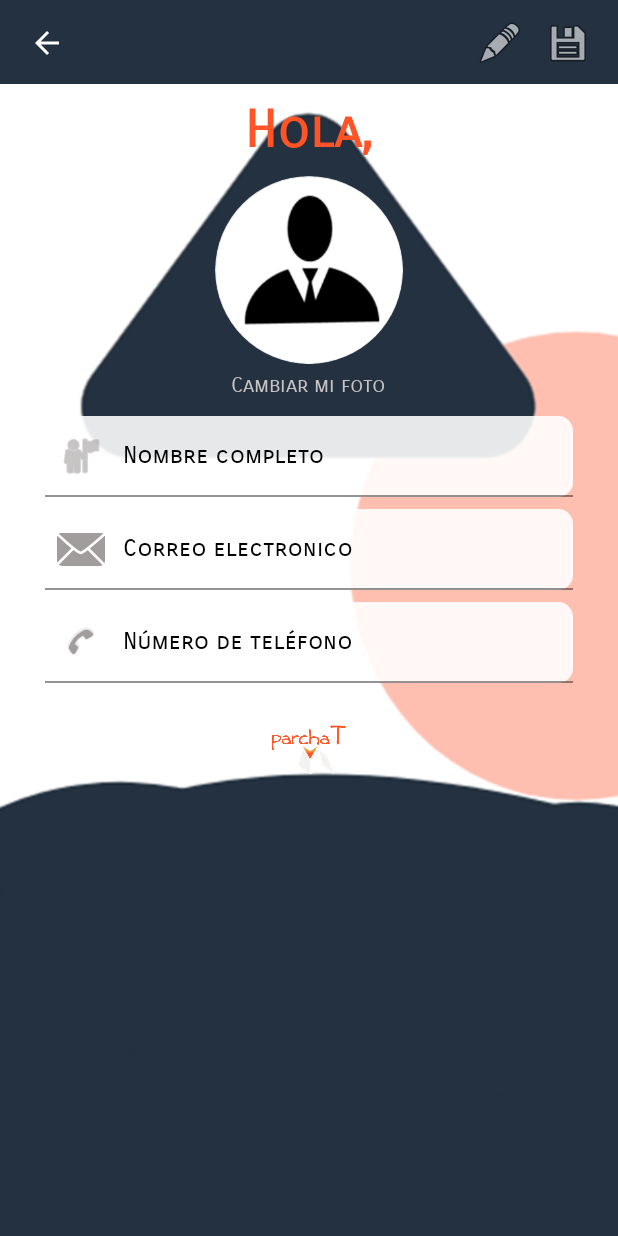
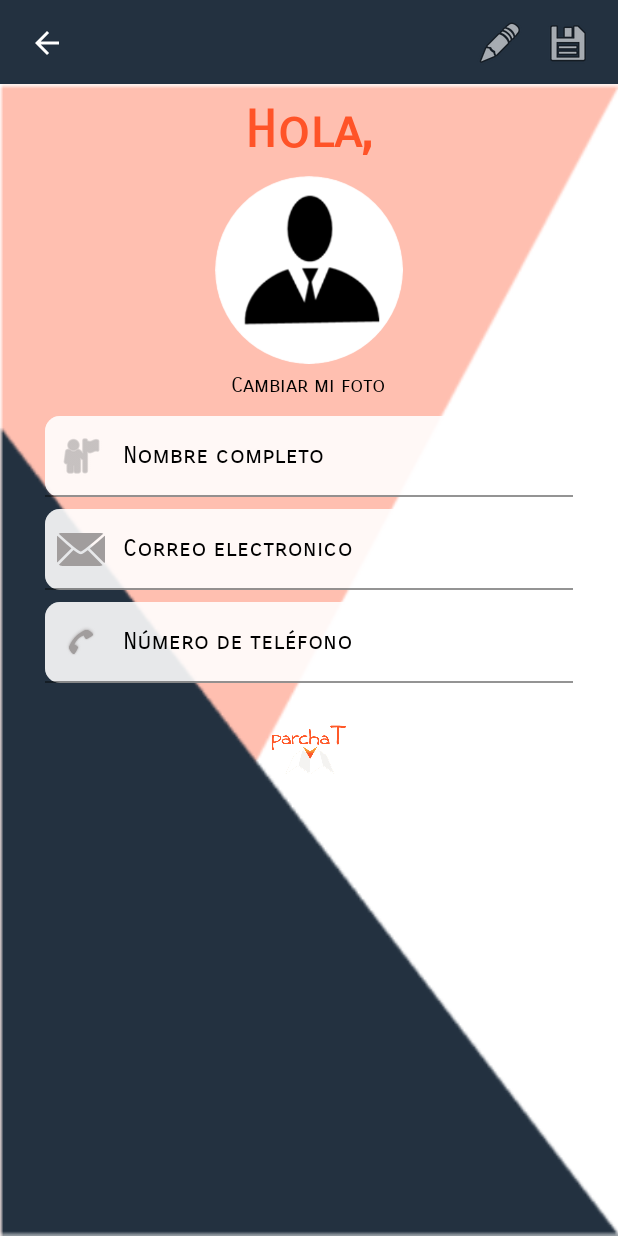
Before and after one commit to daveloper32/parchaT, an Android app: the PerfilUsuario screen opened directly, with no data from a screen before it, on a phone screen of 412 x 824 dp. Run offline under Robolectric (Android 15) with nearby library versions, the phone set to English and light mode, and no system bars; our stand-ins replace CircleImageView, Firebase (no records; nobody signed in at launch, a user with empty details on screens opened directly); pictures from the network do not load.

Commit message:
Modificación de fondos

```diff
--- a/app/src/main/java/com/developers/parchat/view/perfil_usuario/PerfilUsuario.java
+++ b/app/src/main/java/com/developers/parchat/view/perfil_usuario/PerfilUsuario.java
@@ -30,6 +30,8 @@ import com.developers.parchat.model.entity.Usuario;
 import com.developers.parchat.view.main.MainActivity;
 import com.google.android.gms.tasks.OnSuccessListener;
 import com.google.android.gms.tasks.Task;
+import com.google.firebase.auth.FirebaseAuth;
+import com.google.firebase.auth.FirebaseUser;
 import com.google.firebase.storage.FirebaseStorage;
 import com.google.firebase.storage.StorageReference;
 import com.google.firebase.storage.UploadTask;
@@ -49,12 +51,13 @@ public class PerfilUsuario extends AppCompatActivity implements PerfilUsuarioMVP
 
     private String nombreUsuario, email, numero;
 
-    private StorageReference ReferenciaDeAlmacenamiento;
     //Creacion de carpeta en el storage de firebase
-    private String RutaDeAlmacenamiento = "FotosDePerfil/*";
+    private String RutaDeAlmacenamiento = "FotosDePerfil/";
     private String PICTURE_NAME = "imagen.jpg";
     private FirebaseStorage storage;
     private StorageReference referenciaStorage;
+    private FirebaseUser usuarioActual;
+    private String IdUsuario;
 
     /*PERMISOS*/
     private static final int CODIGO_DE_SOLICITUD_DE_ALMACENAMIENTO = 200;
@@ -97,6 +100,8 @@ public class PerfilUsuario extends AppCompatActivity implements PerfilUsuarioMVP
 
         storage = FirebaseStorage.getInstance();
         referenciaStorage = storage.getReference();
+        usuarioActual = FirebaseAuth.getInstance().getCurrentUser();
+        IdUsuario = usuarioActual.getUid();
 
         // Listeners
         imgB_perfUsuario_volver.setOnClickListener(this);
@@ -360,12 +365,12 @@ public class PerfilUsuario extends AppCompatActivity implements PerfilUsuarioMVP
 
     @Override
     protected void onActivityResult(int requestCode, int resultCode, @Nullable Intent data) {
-        super.onActivityResult(requestCode, resultCode, data);
 
         if (requestCode == 1 && resultCode == RESULT_OK) {
             Bundle extras = data.getExtras();
             Bitmap imgBitmap = (Bitmap) extras.get("data");
             imgV_perfUsuario_fotoUsuario.setImageBitmap(imgBitmap);
+
         }
 
         if (resultCode == RESULT_OK) {
@@ -374,6 +379,7 @@ public class PerfilUsuario extends AppCompatActivity implements PerfilUsuarioMVP
                 subirFoto(imagen_uri);
             }
         }
+
         super.onActivityResult(requestCode, resultCode, data);
 
 
@@ -381,7 +387,7 @@ public class PerfilUsuario extends AppCompatActivity implements PerfilUsuarioMVP
 
     private void subirFoto(Uri imagen_uri) {
 
-        String rutaArchivo = RutaDeAlmacenamiento + "" + PICTURE_NAME;
+        String rutaArchivo = RutaDeAlmacenamiento + "" + IdUsuario;
         StorageReference storageReference = referenciaStorage.child(rutaArchivo);
         storageReference.putFile(imagen_uri).addOnSuccessListener(new OnSuccessListener<UploadTask.TaskSnapshot>() {
             @Override
--- a/app/src/main/res/layout/activity_perfil_usuario.xml
+++ b/app/src/main/res/layout/activity_perfil_usuario.xml
@@ -17,7 +17,7 @@
         android:id="@+id/linearLayout"
         android:layout_width="match_parent"
         android:layout_height="0dp"
-        android:background="@drawable/ic_fondo_passwordrecovery"
+        android:background="@drawable/ic_fondo_perfil"
         android:orientation="vertical"
         app:layout_constraintBottom_toBottomOf="parent"
         app:layout_constraintEnd_toEndOf="parent"
@@ -68,7 +68,7 @@
                     android:fontFamily="sans-serif-smallcaps"
                     android:enabled="false"
                     android:text="@string/tV_perfUsuario_cambiarFoto"
-                    android:textColor="#C8C4C4" />
+                    android:textColor="#000000" />
 
                 <com.google.android.material.textfield.TextInputLayout
 
--- a/app/src/main/res/layout/activity_recuperar_password.xml
+++ b/app/src/main/res/layout/activity_recuperar_password.xml
@@ -38,7 +38,7 @@
                 android:layout_marginTop="30dp"
                 android:fontFamily="sans-serif-smallcaps"
                 android:text="@string/tV_passRe_rePassword"
-                android:textColor="#233140"
+                android:textColor="#ffffff"
                 android:textSize="28sp"
                 android:textStyle="bold" />
 
@@ -54,7 +54,7 @@
                 android:fontFamily="sans-serif-smallcaps"
                 android:gravity="center"
                 android:text="@string/tV_passRe_ingCorreo"
-                android:textColor="#233140"
+                android:textColor="#ffffff"
                 android:textSize="16sp" />
 
             <com.google.android.material.textfield.TextInputLayout
--- a/app/src/main/res/layout/header_menu_activity_main.xml
+++ b/app/src/main/res/layout/header_menu_activity_main.xml
@@ -31,7 +31,7 @@
             android:foregroundGravity="center_horizontal"
             android:gravity="center_horizontal"
             android:text="@string/tV_ActivityMain_nomUsuario"
-            android:textColor="#FFFFFF"
+            android:textColor="#000000"
             android:textSize="20sp" />
 
         <TextView
@@ -43,7 +43,7 @@
             android:foregroundGravity="center_horizontal"
             android:gravity="center_horizontal"
             android:text="@string/tV_ActivityMain_emailUsuario"
-            android:textColor="#FFFFFF"
+            android:textColor="#000000"
             android:textSize="14sp" />
     </LinearLayout>
 
```
Also changed, not shown: app/src/main/res/drawable/ic_fondo_login.png, app/src/main/res/drawable/ic_fondo_passwordrecovery.png, app/src/main/res/drawable/ic_fondo_perfil.png (added), app/src/main/res/drawable/ic_fondo_registro.png, app/src/main/res/drawable/im_fondo_perfil.png, 1 other file.
